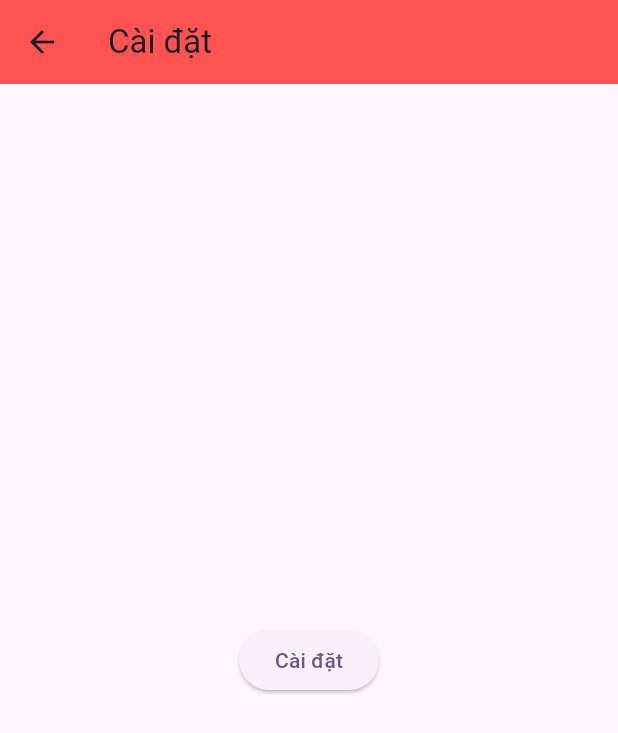
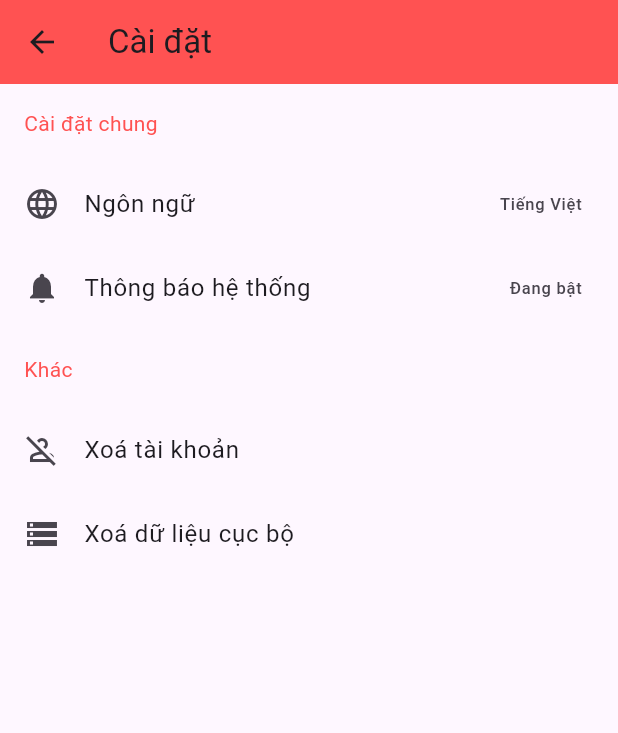
Before and after one commit to duypham27/flutter_taskscheduling_app, a Flutter app: the ProfilePage screen opened by its route, after a tap on "Cài đặt", on a phone screen of 412 x 824 dp. Shown: the top 733 px of the screen. Run offline on Flutter 3.47's test engine with Material 3 defaults, Android fonts, the phone set to English and light mode, and no system bars; our stand-ins replace get, shared_preferences, table_calendar; missing offline and left inert: flutter_quill; accounts and stored records are empty.

Commit message:
them giao dien trang cai dat

```diff
--- a/lib/screens/ProfilePage/profilepage.dart
+++ b/lib/screens/ProfilePage/profilepage.dart
@@ -55,7 +55,7 @@ class ProfilePage extends StatelessWidget {
             title: const Text('Cài đặt'),
             trailing: const Icon(Icons.arrow_forward_ios),
             onTap: () {
-              Get.to(() => const SettingsPage());
+              Get.to(() =>  SettingsPage());
             },
           ),
           const Divider(),
--- a/lib/screens/ProfilePage/settingpage.dart
+++ b/lib/screens/ProfilePage/settingpage.dart
@@ -2,7 +2,7 @@ import 'package:flutter/material.dart';
 import 'package:get/get.dart';
 
 class SettingsPage extends StatelessWidget {
-  const SettingsPage({super.key});
+  SettingsPage({super.key});
 
   @override
   Widget build(BuildContext context) {
@@ -11,12 +11,69 @@ class SettingsPage extends StatelessWidget {
         title: const Text('Cài đặt'),
         backgroundColor: Colors.redAccent,
       ),
-      body: Center(
-        child: ElevatedButton(
-          onPressed: () {
-          },
-          child: const Text('Cài đặt'),
-        ),
+      body: ListView(
+        children: [
+          // Phần tiêu đề Cài đặt chung
+          Padding(
+            padding: const EdgeInsets.all(16.0),
+            child: Text(
+              'Cài đặt chung',
+              style: TextStyle(
+                color: Colors.redAccent, // Đặt màu cho văn bản
+              ),
+            ),
+          ),
+
+          // Mục Ngôn ngữ
+          ListTile(
+            leading: Icon(Icons.language),
+            title: Text('Ngôn ngữ'),
+            trailing: Text('Tiếng Việt'), // Đặt subtitle ở bên phải
+            onTap: () {
+              // Logic thay đổi ngôn ngữ nếu cần
+            },
+          ),
+
+          // Mục Thông báo hệ thống
+          ListTile(
+            leading: Icon(Icons.notifications),
+            title: Text('Thông báo hệ thống'),
+            trailing: Text('Đang bật'), // Đặt subtitle ở bên phải
+            onTap: () {
+              // Logic thay đổi thông báo nếu cần
+            },
+          ),
+
+          // Phần tiêu đề Khác
+          Padding(
+            padding: const EdgeInsets.all(16.0),
+            child: Text(
+              'Khác',
+              style: TextStyle(
+                color: Colors.redAccent, // Đặt màu cho văn bản
+              ),
+              // style: Theme.of(context).textTheme.headline6,
+            ),
+          ),
+
+          // Mục Xoá tài khoản
+          ListTile(
+            leading: Icon(Icons.person_off_outlined),
+            title: Text('Xoá tài khoản'),
+            onTap: () {
+              // Logic xoá tài khoản nếu cần
+            },
+          ),
+
+          // Mục Xoá dữ liệu cục bộ
+          ListTile(
+            leading: Icon(Icons.storage_outlined),
+            title: Text('Xoá dữ liệu cục bộ'),
+            onTap: () {
+              // Logic xoá dữ liệu nếu cần
+            },
+          ),
+        ],
       ),
     );
   }
```
